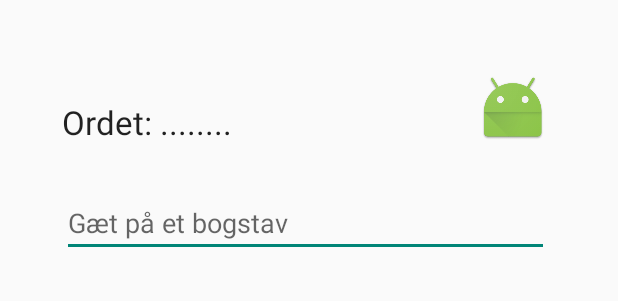
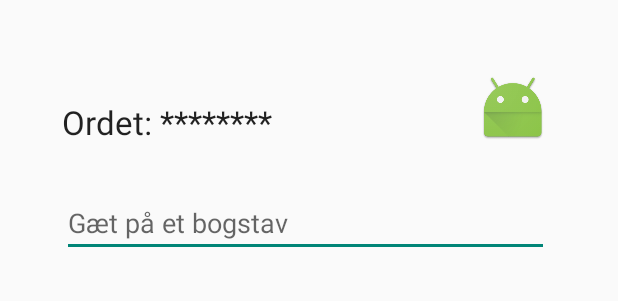
Before and after one commit to simonpetersen/Galgeleg, an Android app: the layout activity_spil.xml on its own in the app's theme, with its tools: preview values and no code run, on a phone screen of 412 x 824 dp. Shown: the top 301 px of the screen. Run offline under Robolectric (Android 15) with nearby library versions, the phone set to English and light mode, and no system bars.

```diff
--- a/app/src/main/res/layout/activity_spil.xml
+++ b/app/src/main/res/layout/activity_spil.xml
@@ -5,7 +5,7 @@
     <ImageView
         android:layout_width="wrap_content"
         android:layout_height="wrap_content"
-        android:id="@+id/imageView"
+        android:id="@+id/galgeImage"
         android:layout_marginTop="48dp"
         android:src="@mipmap/ic_launcher"
         android:layout_alignParentTop="true"
@@ -16,9 +16,9 @@
         android:layout_width="wrap_content"
         android:layout_height="wrap_content"
         android:textAppearance="?android:attr/textAppearanceLarge"
-        android:text="Ordet: ........"
-        android:id="@+id/ordView"
-        android:layout_alignBottom="@+id/imageView"
+        android:text="Ordet: "
+        android:id="@+id/textView"
+        android:layout_alignBottom="@+id/galgeImage"
         android:layout_alignParentStart="true"
         android:layout_marginStart="41dp" />
 
@@ -26,10 +26,10 @@
         android:layout_width="wrap_content"
         android:layout_height="wrap_content"
         android:id="@+id/editText"
-        android:layout_below="@+id/ordView"
-        android:layout_alignStart="@+id/ordView"
+        android:layout_below="@+id/textView"
+        android:layout_alignStart="@+id/textView"
         android:layout_marginTop="30dp"
-        android:layout_alignEnd="@+id/imageView"
+        android:layout_alignEnd="@+id/galgeImage"
         android:hint="Gæt på et bogstav" />
 
     <Button
@@ -41,4 +41,13 @@
         android:layout_alignStart="@+id/editText"
         android:layout_marginTop="37dp"
         android:layout_alignEnd="@+id/editText" />
+
+    <TextView
+        android:layout_width="wrap_content"
+        android:layout_height="wrap_content"
+        android:textAppearance="?android:attr/textAppearanceLarge"
+        android:text="********"
+        android:id="@+id/ordView"
+        android:layout_alignTop="@+id/textView"
+        android:layout_toEndOf="@+id/textView" />
 </RelativeLayout>
```
Also changed, not shown: app/src/main/java/petersen/simon/galgeleg/SpilActivity.java (added, +49 -0 lines).
